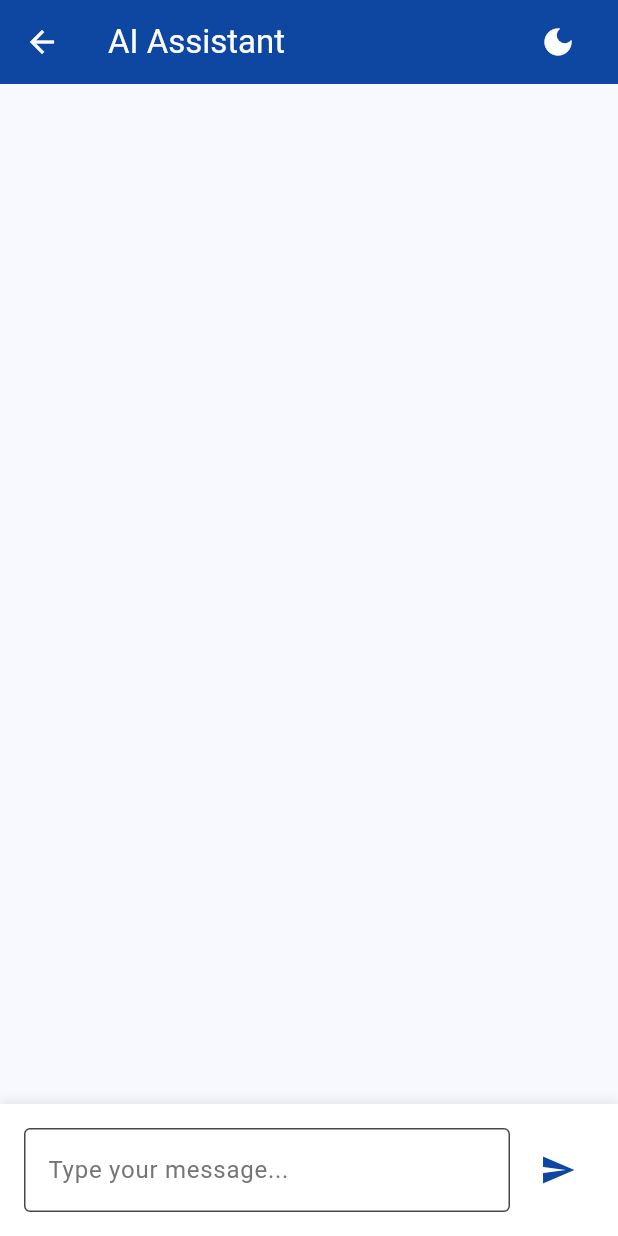
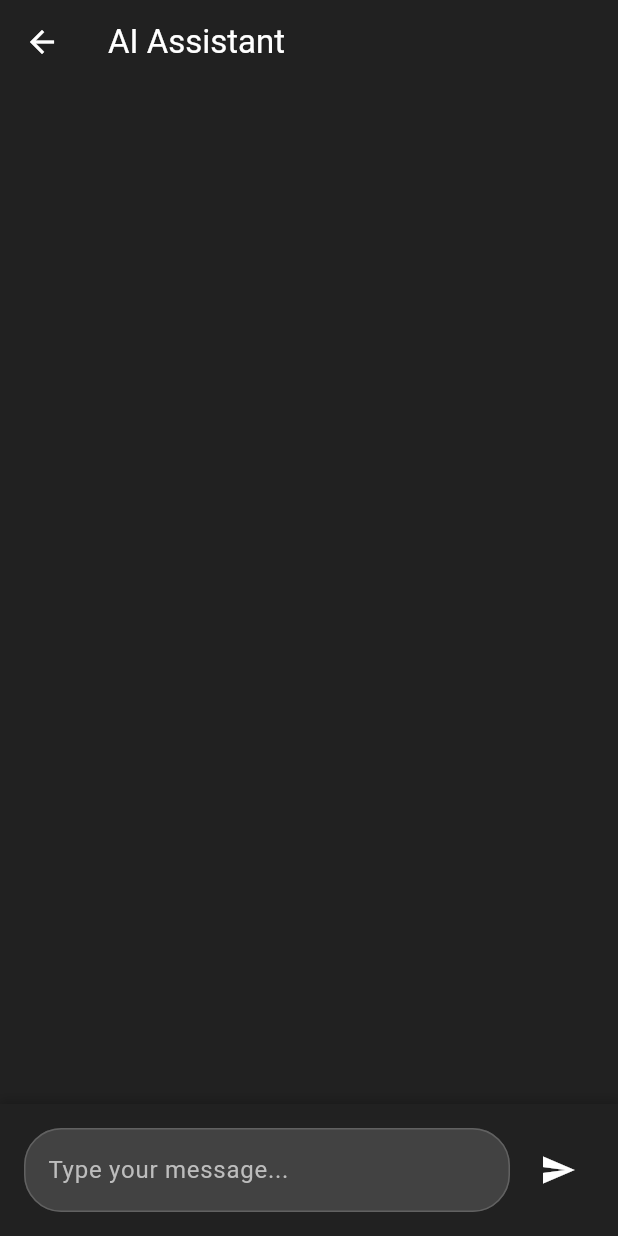
Before and after one commit to Yash-user/Finix.ai, a Flutter app: the screen it shows after launch, after a tap on "Chat with AI", on a phone screen of 412 x 824 dp. Run offline on Flutter 3.47's test engine with Material 3 defaults, Android fonts, the phone set to English and light mode, and no system bars.

Commit message:
Changed content

```diff
--- a/lib/chat_page.dart
+++ b/lib/chat_page.dart
@@ -1,12 +1,7 @@
 import 'package:flutter/material.dart';
 
 class ChatPage extends StatefulWidget {
-  final VoidCallback toggleTheme;
-
-  const ChatPage({
-    super.key,
-    required this.toggleTheme,
-  });
+  const ChatPage({super.key});
 
   @override
   State<ChatPage> createState() => _ChatPageState();
@@ -56,22 +51,12 @@ class _ChatPageState extends State<ChatPage> {
 
   @override
   Widget build(BuildContext context) {
-    final isDark = Theme.of(context).brightness == Brightness.dark;
-
     return Scaffold(
+      backgroundColor: Colors.grey.shade900,
       appBar: AppBar(
         title: const Text('AI Assistant'),
-        backgroundColor: isDark ? Colors.grey.shade900 : Colors.blue.shade900,
+        backgroundColor: Colors.grey.shade900,
         foregroundColor: Colors.white,
-        actions: [
-          IconButton(
-            icon: Icon(
-              isDark ? Icons.light_mode : Icons.dark_mode,
-            ),
-            onPressed: widget.toggleTheme,
-          ),
-          const SizedBox(width: 16),
-        ],
       ),
       body: Column(
         children: [
@@ -82,46 +67,44 @@ class _ChatPageState extends State<ChatPage> {
               itemCount: _messages.length,
               itemBuilder: (context, index) {
                 final message = _messages[index];
-                return _buildMessage(message, isDark);
+                return _buildMessage(message);
               },
             ),
           ),
-          _buildInputArea(isDark),
+          _buildInputArea(),
         ],
       ),
     );
   }
 
-  Widget _buildMessage(ChatMessage message, bool isDark) {
+  Widget _buildMessage(ChatMessage message) {
     return Align(
       alignment: message.isUser ? Alignment.centerRight : Alignment.centerLeft,
       child: Container(
         margin: const EdgeInsets.symmetric(vertical: 4),
         padding: const EdgeInsets.symmetric(horizontal: 16, vertical: 10),
         decoration: BoxDecoration(
-          color: message.isUser
-              ? (isDark ? Colors.blue.shade700 : Colors.blue.shade900)
-              : (isDark ? Colors.grey.shade800 : Colors.grey.shade200),
+          color: message.isUser ? Colors.blue.shade700 : Colors.grey.shade800,
           borderRadius: BorderRadius.circular(20),
         ),
         child: Text(
           message.text,
-          style: TextStyle(
-            color: message.isUser ? Colors.white : (isDark ? Colors.white : Colors.black87),
+          style: const TextStyle(
+            color: Colors.white,
           ),
         ),
       ),
     );
   }
 
-  Widget _buildInputArea(bool isDark) {
+  Widget _buildInputArea() {
     return Container(
       padding: const EdgeInsets.all(16),
       decoration: BoxDecoration(
-        color: isDark ? Colors.grey.shade900 : Colors.white,
+        color: Colors.grey.shade900,
         boxShadow: [
           BoxShadow(
-            color: Colors.grey.withValues(alpha: 0.2),
+            color: Colors.black.withValues(alpha: 0.2),
             spreadRadius: 1,
             blurRadius: 5,
             offset: const Offset(0, -2),
@@ -133,27 +116,34 @@ class _ChatPageState extends State<ChatPage> {
           Expanded(
             child: TextField(
               controller: _messageController,
+              style: const TextStyle(color: Colors.white),
               decoration: InputDecoration(
                 hintText: 'Type your message...',
-                border: const OutlineInputBorder(),
-                fillColor: isDark ? Colors.grey.shade800 : Colors.white,
+                hintStyle: TextStyle(color: Colors.grey.shade400),
+                border: OutlineInputBorder(
+                  borderRadius: BorderRadius.circular(25),
+                  borderSide: BorderSide(color: Colors.grey.shade700),
+                ),
+                enabledBorder: OutlineInputBorder(
+                  borderRadius: BorderRadius.circular(25),
+                  borderSide: BorderSide(color: Colors.grey.shade700),
+                ),
+                focusedBorder: OutlineInputBorder(
+                  borderRadius: BorderRadius.circular(25),
+                  borderSide: const BorderSide(color: Colors.blue),
+                ),
                 filled: true,
-                hintStyle: TextStyle(
-                  color: isDark ? Colors.grey.shade400 : Colors.grey.shade600,
-                ),
+                fillColor: Colors.grey.shade800,
               ),
               maxLines: null,
               textCapitalization: TextCapitalization.sentences,
-              style: TextStyle(
-                color: isDark ? Colors.white : Colors.black87,
-              ),
             ),
           ),
           const SizedBox(width: 8),
           IconButton(
             onPressed: _sendMessage,
             icon: const Icon(Icons.send),
-            color: isDark ? Colors.blue.shade300 : Colors.blue.shade900,
+            color: Colors.white,
           ),
         ],
       ),
--- a/lib/main.dart
+++ b/lib/main.dart
@@ -1,91 +1,93 @@
 import 'package:flutter/material.dart';
 import 'chat_page.dart';
+import 'educate_page.dart';
 
 void main() {
   runApp(const MyApp());
 }
 
-class MyApp extends StatefulWidget {
+class MyApp extends StatelessWidget {
   const MyApp({super.key});
-
-  @override
-  State<MyApp> createState() => _MyAppState();
-}
-
-class _MyAppState extends State<MyApp> {
-  bool _isDarkMode = false;
-
-  void _toggleTheme() {
-    setState(() {
-      _isDarkMode = !_isDarkMode;
-    });
-  }
 
   @override
   Widget build(BuildContext context) {
     return MaterialApp(
-      title: 'TechFinix',
+      debugShowCheckedModeBanner: false,
+      title: 'Finix.ai',
       theme: ThemeData(
-        colorScheme: ColorScheme.fromSeed(
-          seedColor: Colors.blue,
-          brightness: Brightness.light,
+        primarySwatch: Colors.blue,
       ),
-        useMaterial3: true,
-      ),
-      darkTheme: ThemeData(
-        colorScheme: ColorScheme.fromSeed(
-          seedColor: Colors.blue,
-          brightness: Brightness.dark,
-        ),
-        useMaterial3: true,
-      ),
-      themeMode: _isDarkMode ? ThemeMode.dark : ThemeMode.light,
-      home: LandingPage(toggleTheme: _toggleTheme),
+      home: const HomePage(),
     );
   }
 }
 
-class LandingPage extends StatelessWidget {
-  final VoidCallback toggleTheme;
-
-  const LandingPage({
-    super.key,
-    required this.toggleTheme,
-  });
+class HomePage extends StatelessWidget {
+  const HomePage({super.key});
 
   @override
   Widget build(BuildContext context) {
-    final screenHeight = MediaQuery.of(context).size.height;
     return Scaffold(
       appBar: AppBar(
-        backgroundColor: Colors.transparent,
-        elevation: 0,
-        actions: [
-          IconButton(
-            icon: Icon(
-              Theme.of(context).brightness == Brightness.light
-                  ? Icons.dark_mode
-                  : Icons.light_mode,
+        title: const Text('Finix.ai'),
+        backgroundColor: Colors.grey.shade900,
+        foregroundColor: Colors.white,
       ),
-            onPressed: toggleTheme,
+      drawer: Drawer(
+        child: ListView(
+          padding: EdgeInsets.zero,
+          children: [
+            DrawerHeader(
+              decoration: BoxDecoration(color: Colors.grey.shade900),
+              child: const Text(
+                'Menu',
+                style: TextStyle(color: Colors.white, fontSize: 24),
               ),
-          const SizedBox(width: 16),
+            ),
+            ListTile(
+              leading: const Icon(Icons.home),
+              title: const Text('Home'),
+              onTap: () {
+                Navigator.pop(context);
+              },
+            ),
+            ListTile(
+              leading: const Icon(Icons.chat),
+              title: const Text('Chat'),
+              onTap: () {
+                Navigator.push(
+                  context,
+                  MaterialPageRoute(builder: (context) => const ChatPage()),
+                );
+              },
+            ),
+            ListTile(
+              leading: const Icon(Icons.school),
+              title: const Text('Educate'),
+              onTap: () {
+                Navigator.push(
+                  context,
+                  MaterialPageRoute(builder: (context) => const EducatePage()),
+                );
+              },
+            ),
           ],
+        ),
       ),
       body: SingleChildScrollView(
         child: Column(
           children: [
             // Hero Section
             Container(
-              height: screenHeight,
+              height: MediaQuery.of(context).size.height,
               width: double.infinity,
               decoration: BoxDecoration(
                 gradient: LinearGradient(
                   begin: Alignment.topLeft,
                   end: Alignment.bottomRight,
                   colors: [
-                    const Color(0xFF000000),
-                    const Color.fromARGB(255, 0, 0, 0),
+                    Colors.grey.shade900,
+                    Colors.grey.shade700,
                   ],
                 ),
               ),
@@ -93,54 +95,35 @@ class LandingPage extends StatelessWidget {
                 mainAxisAlignment: MainAxisAlignment.center,
                 children: [
                   const Text(
-                    'TechFinix',
+                    'Finix',
                     style: TextStyle(
-                      fontSize: 48,
+                      color: Colors.white,
+                      fontSize: 24,
                       fontWeight: FontWeight.bold,
-                      color: Colors.white,
                     ),
                   ),
-                  const SizedBox(height: 20),
+                  const SizedBox(height: 8),
                   const Text(
-                    'Revolutionizing Financial Technology',
+                    'Financial Technology Solutions',
                     style: TextStyle(
-                      fontSize: 24,
                       color: Colors.white70,
                     ),
                   ),
                   const SizedBox(height: 40),
-                  Row(
-                    mainAxisAlignment: MainAxisAlignment.center,
-                    children: [
-                      ElevatedButton(
-                        onPressed: () {},
-                        style: ElevatedButton.styleFrom(
-                          backgroundColor: Colors.white,
-                          foregroundColor: Colors.blue.shade900,
-                          padding: const EdgeInsets.symmetric(horizontal: 40, vertical: 20),
-                        ),
-                        child: const Text(
-                          'Get Started',
-                          style: TextStyle(fontSize: 18),
-                        ),
-                      ),
-                      const SizedBox(width: 20),
                   ElevatedButton(
                     onPressed: () {
                       Navigator.push(
                         context,
-                            MaterialPageRoute(
-                              builder: (context) => ChatPage(
-                                toggleTheme: toggleTheme,
-                              ),
-                            ),
+                        MaterialPageRoute(builder: (context) => const ChatPage()),
                       );
                     },
                     style: ElevatedButton.styleFrom(
-                          backgroundColor: Colors.transparent,
-                          foregroundColor: Colors.white,
-                          padding: const EdgeInsets.symmetric(horizontal: 40, vertical: 20),
-                          side: const BorderSide(color: Colors.white),
+                      backgroundColor: Colors.white,
+                      foregroundColor: Colors.grey.shade900,
+                      padding: const EdgeInsets.symmetric(horizontal: 40, vertical: 16),
+                      shape: RoundedRectangleBorder(
+                        borderRadius: BorderRadius.circular(12),
+                      ),
                     ),
                     child: const Text(
                       'Chat with AI',
@@ -149,55 +132,81 @@ class LandingPage extends StatelessWidget {
                   ),
                 ],
               ),
+            ),
+
+
+            // Info Section
+            // Info Section
+            Container(
+              height: MediaQuery.of(context).size.height,
+              width: double.infinity,
+              padding: const EdgeInsets.symmetric(horizontal: 20),
+              decoration: const BoxDecoration(
+                gradient: LinearGradient(
+                  begin: Alignment.topLeft,
+                  end: Alignment.bottomRight,
+                  colors: [
+                    Colors.white,
+                    Colors.white
                   ],
                 ),
               ),
-
-            // Features Section
-            Padding(
-              padding: const EdgeInsets.all(40.0),
               child: Column(
+                mainAxisAlignment: MainAxisAlignment.center,
                 children: [
                   const Text(
-                    'Why Choose TechFinix?',
+                    'Why Choose Finix.ai?',
                     style: TextStyle(
-                      fontSize: 32,
+                      fontSize: 28,
                       fontWeight: FontWeight.bold,
+                      color: Colors.black,
+                    ),
+                  ),
+                  const SizedBox(height: 20),
+                  const Text(
+                    'We provide AI-driven insights to help you make informed financial decisions. '
+                        'From investment strategies to market analysis, our platform is designed to empower you.',
+                    textAlign: TextAlign.center,
+                    style: TextStyle(
+                      fontSize: 16,
+                      color: Colors.black
                     ),
                   ),
                   const SizedBox(height: 40),
                   Wrap(
                     alignment: WrapAlignment.center,
-                    spacing: 20,
-                    runSpacing: 20,
+                    spacing: 40, // Horizontal spacing between cards
+                    runSpacing: 40, // Vertical spacing between rows
                     children: [
                       _buildFeatureCard(
-                        icon: Icons.security,
-                        title: 'Secure',
-                        description: 'Bank-grade security protocols to protect your data',
+                        Icons.analytics,
+                        'Market Insights',
+                        'Get real-time market analysis and trends',
                       ),
                       _buildFeatureCard(
-                        icon: Icons.speed,
-                        title: 'Fast',
-                        description: 'Lightning-fast transactions and real-time processing',
+                        Icons.school,
+                        'Financial Education',
+                        'Learn about investment strategies',
                       ),
                       _buildFeatureCard(
-                        icon: Icons.support_agent,
-                        title: '24/7 Support',
-                        description: 'Round-the-clock customer support for all your needs',
+                        Icons.auto_graph,
+                        'Investment Tips',
+                        'Receive personalized investment advice',
                       ),
                     ],
                   ),
                 ],
               ),
             ),
-
-            // About Section
             Container(
+              height: MediaQuery.of(context).size.height,
+              width: double.infinity,
               padding: const EdgeInsets.all(40.0),
               color: Colors.grey.shade100,
               child: Column(
+                mainAxisAlignment: MainAxisAlignment.center,
                 children: [
+                  // About Us Section
                   const Text(
                     'About Us',
                     style: TextStyle(
@@ -207,22 +216,17 @@ class LandingPage extends StatelessWidget {
                   ),
                   const SizedBox(height: 20),
                   const Text(
-                    'TechFinix is a leading financial technology company dedicated to transforming the way people interact with money. Our innovative solutions empower businesses and individuals to manage their finances more efficiently and securely.',
+                    'Finix.ai is a leading financial technology company dedicated to transforming the way people interact with money. '
+                        'Our innovative solutions empower businesses and individuals to manage their finances more efficiently and securely.',
                     textAlign: TextAlign.center,
                     style: TextStyle(
                       fontSize: 18,
                       color: Colors.black87,
                     ),
                   ),
-                ],
-              ),
-            ),
+                  const SizedBox(height: 40),
 
                   // Contact Section
-            Padding(
-              padding: const EdgeInsets.all(40.0),
-              child: Column(
-                children: [
                   const Text(
                     'Get in Touch',
                     style: TextStyle(
@@ -234,7 +238,7 @@ class LandingPage extends StatelessWidget {
                   ElevatedButton(
                     onPressed: () {},
                     style: ElevatedButton.styleFrom(
-                      backgroundColor: Colors.blue.shade900,
+                      backgroundColor: Colors.grey.shade900,
                       foregroundColor: Colors.white,
                       padding: const EdgeInsets.symmetric(horizontal: 40, vertical: 20),
                     ),
@@ -246,44 +250,52 @@ class LandingPage extends StatelessWidget {
                 ],
               ),
             ),
+
           ],
         ),
       ),
     );
   }
 
-  Widget _buildFeatureCard({
-    required IconData icon,
-    required String title,
-    required String description,
-  }) {
-    return Card(
-      elevation: 4,
-      child: Container(
-        width: 300,
+  Widget _buildFeatureCard(IconData icon, String title, String description) {
+    return Container(
+      width: 250, // Fixed width for consistent card sizing
       padding: const EdgeInsets.all(20),
+      decoration: BoxDecoration(
+        color: Colors.white,
+        borderRadius: BorderRadius.circular(12),
+        boxShadow: [
+          BoxShadow(
+            color: Colors.grey.withValues(alpha: 0.2),
+            spreadRadius: 1,
+            blurRadius: 5,
+            offset: const Offset(0, 2),
+          ),
+        ],
+      ),
       child: Column(
+        mainAxisAlignment: MainAxisAlignment.center,
         children: [
-            Icon(icon, size: 48, color: Colors.blue.shade900),
+          Icon(icon, size: 48, color: Colors.grey.shade900),
           const SizedBox(height: 16),
           Text(
             title,
             style: const TextStyle(
-                fontSize: 20,
+              fontSize: 18,
               fontWeight: FontWeight.bold,
             ),
+            textAlign: TextAlign.center,
           ),
           const SizedBox(height: 8),
           Text(
             description,
-              textAlign: TextAlign.center,
             style: TextStyle(
-                fontSize: 16,
+              fontSize: 14,
               color: Colors.grey.shade700,
             ),
+            textAlign: TextAlign.center,
           ),
         ],
-        ),
       ),
     );
   }
--- a/pubspec.yaml
+++ b/pubspec.yaml
@@ -34,6 +34,7 @@ dependencies:
   # The following adds the Cupertino Icons font to your application.
   # Use with the CupertinoIcons class for iOS style icons.
   cupertino_icons: ^1.0.8
+  url_launcher: ^6.3.1
 
 dev_dependencies:
   flutter_test:
```
Also changed, not shown: lib/educate_page.dart (added, +160 -0 lines), pubspec.lock. Lines whose indentation alone changed are shown as unchanged.
